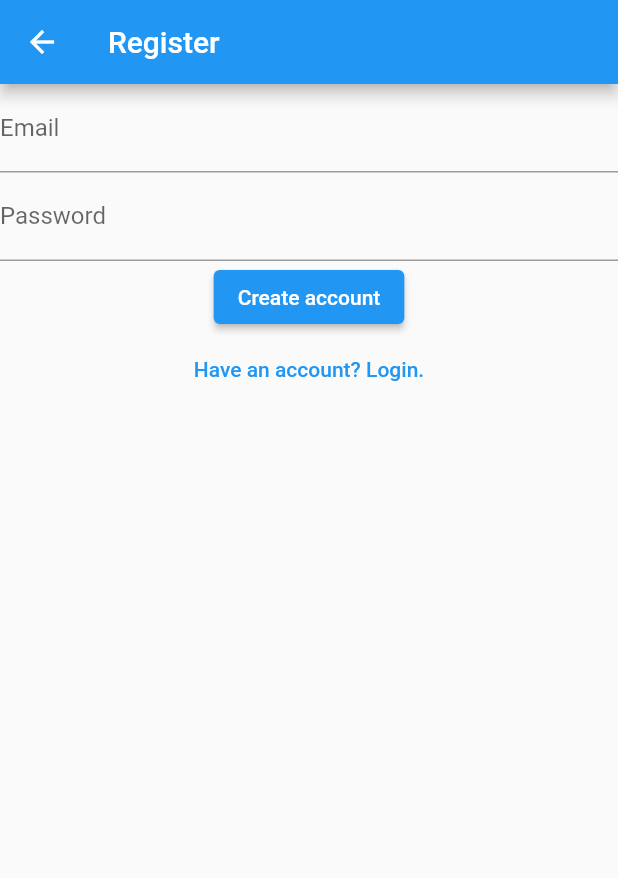
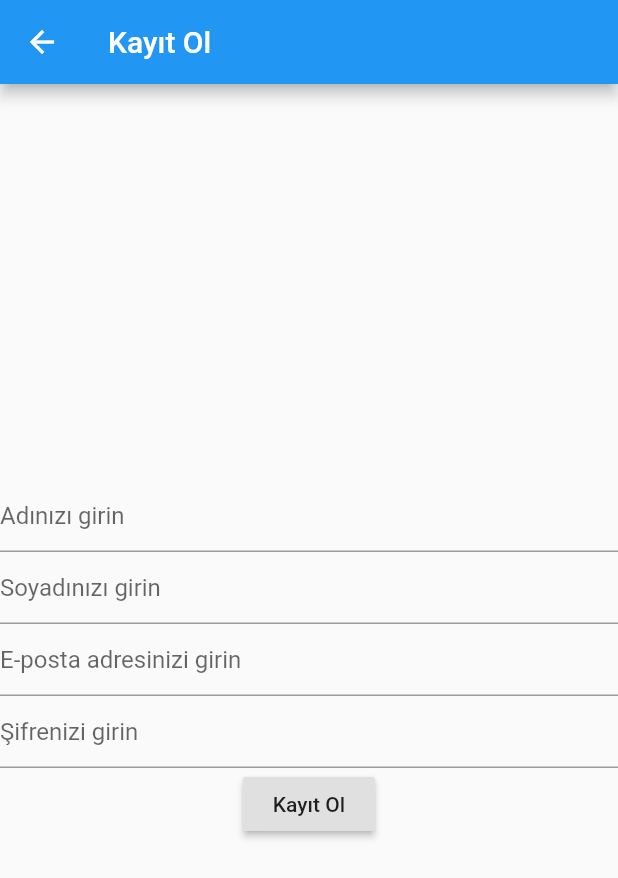
Before and after one commit to kuzeyfe/deneme2, a Flutter app: the RegisterPage screen opened directly, on a phone screen of 412 x 824 dp. Shown: the top 878 px of the screen. Run offline on Flutter 3.47's test engine with Material 2 defaults, Android fonts, the light colour scheme and no system bars; missing offline and left inert: my_app.

Commit message:
1.17
1.17

```diff
--- a/lib/register_page.dart
+++ b/lib/register_page.dart
@@ -1,80 +1,42 @@
 import 'package:flutter/material.dart';
-import 'package:firebase_auth/firebase_auth.dart';
 
-import 'home_page.dart';
-import 'login_page.dart';
-
-class RegisterPage extends StatefulWidget {
-  @override
-  _RegisterPageState createState() => _RegisterPageState();
-}
-
-class _RegisterPageState extends State<RegisterPage> {
-  final GlobalKey<FormState> _formKey = GlobalKey<FormState>();
-  final FirebaseAuth _auth = FirebaseAuth.instance;
-
-  late String _email, _password;
-
-  void _submit() async {
-    if (_formKey.currentState!.validate()) {
-      _formKey.currentState!.save();
-
-      try {
-        UserCredential result = await _auth.createUserWithEmailAndPassword(
-            email: _email, password: _password);
-        Navigator.pushReplacement(
-            context, MaterialPageRoute(builder: (context) => HomePage()));
-      } catch (error) {
-        print(error.toString());
-      }
-    }
-  }
-
+class RegisterPage extends StatelessWidget {
   @override
   Widget build(BuildContext context) {
     return Scaffold(
       appBar: AppBar(
-        title: Text('Register'),
+        title: Text('Kayıt Ol'),
       ),
-      body: Form(
-        key: _formKey,
+      body: Center(
         child: Column(
+          mainAxisAlignment: MainAxisAlignment.center,
           children: <Widget>[
-            TextFormField(
-              validator: (input) {
-                if (input!.isEmpty) {
-                  return 'Please type an email';
-                }
-                return null;
-              },
-              onSaved: (input) => _email = input!.trim(),
+            TextField(
               decoration: InputDecoration(
-                labelText: 'Email',
+                hintText: 'Adınızı girin',
               ),
             ),
-            TextFormField(
-              validator: (input) {
-                if (input!.length < 6) {
-                  return 'Your password must be at least 6 characters long';
-                }
-                return null;
+            TextField(
+              decoration: InputDecoration(
+                hintText: 'Soyadınızı girin',
+              ),
+            ),
+            TextField(
+              decoration: InputDecoration(
+                hintText: 'E-posta adresinizi girin',
+              ),
+            ),
+            TextField(
+              decoration: InputDecoration(
+                hintText: 'Şifrenizi girin',
+              ),
+            ),
+            RaisedButton(
+              child: Text('Kayıt Ol'),
+              onPressed: () {
+                // Kayıt olma işlemleri
               },
-              onSaved: (input) => _password = input!.trim(),
-              decoration: InputDecoration(
-                labelText: 'Password',
-              ),
-              obscureText: true,
             ),
-            ElevatedButton(
-              onPressed: _submit,
-              child: Text('Create account'),
-            ),
-            TextButton(
-              onPressed: () {
-                Navigator.push(context, MaterialPageRoute(builder: (context) => LoginPage()));
-              },
-              child: Text('Have an account? Login.'),
-            )
           ],
         ),
       ),
```
Also changed, not shown: lib/home_page.dart (+5 -56 lines), lib/landing_page.dart (+37 -20 lines), lib/login_page.dart (+15 -63 lines), lib/main.dart (+2 -15 lines).
